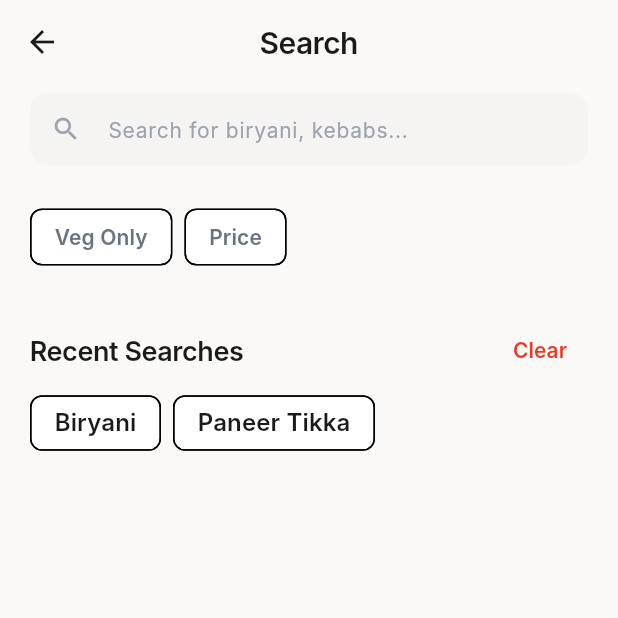
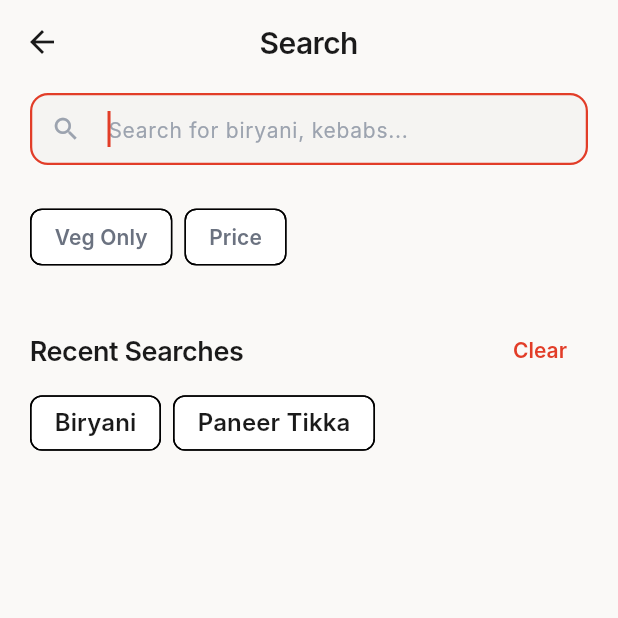
Before and after one commit to kunal-gswm/restau, a Flutter app: the screen it shows after launch, scrolled down 576 dp, after a tap on the "search" icon, on a phone screen of 412 x 824 dp, the top half of it. Run offline on Flutter 3.47's test engine with Material 3 defaults, Android fonts, the phone set to English and light mode, and no system bars; our stand-ins replace flutter_riverpod; network calls fail; Roboto replaces fonts that are missing (Inter).

Commit message:
chore: pre-audit baseline changes

```diff
--- a/lib/core/providers/settings_provider.dart
+++ b/lib/core/providers/settings_provider.dart
@@ -6,7 +6,7 @@ class SettingsState {
   final Locale locale;
 
   const SettingsState({
-    this.themeMode = ThemeMode.system,
+    this.themeMode = ThemeMode.light,
     this.locale = const Locale('en', 'US'),
   });
 
--- a/lib/features/profile/presentation/pages/contact_us_screen.dart
+++ b/lib/features/profile/presentation/pages/contact_us_screen.dart
@@ -1,6 +1,5 @@
 import 'package:flutter/material.dart';
 import '../../../../core/theme/app_colors.dart';
-import '../../../../core/theme/app_typography.dart';
 import '../../../../core/theme/app_spacing.dart';
 import '../../../../shared/widgets/primary_button.dart';
 
--- a/lib/features/profile/presentation/pages/notifications_settings_screen.dart
+++ b/lib/features/profile/presentation/pages/notifications_settings_screen.dart
@@ -27,21 +27,21 @@ class _NotificationsSettingsScreenState extends State<NotificationsSettingsScree
             title: Text('Order Updates', style: AppTypography.subtitle2(AppColors.textPrimary)),
             subtitle: Text('Get updates about your order status.', style: AppTypography.body2(AppColors.textSecondary)),
             value: _orderUpdates,
-            activeColor: AppColors.primary,
+            activeThumbColor: AppColors.primary,
             onChanged: (val) => setState(() => _orderUpdates = val),
           ),
           SwitchListTile(
             title: Text('Promotions & Offers', style: AppTypography.subtitle2(AppColors.textPrimary)),
             subtitle: Text('Receive exclusive deals and discounts.', style: AppTypography.body2(AppColors.textSecondary)),
             value: _promotions,
-            activeColor: AppColors.primary,
+            activeThumbColor: AppColors.primary,
             onChanged: (val) => setState(() => _promotions = val),
           ),
           SwitchListTile(
             title: Text('Newsletter', style: AppTypography.subtitle2(AppColors.textPrimary)),
             subtitle: Text('Weekly updates on new menu items.', style: AppTypography.body2(AppColors.textSecondary)),
             value: _newsletter,
-            activeColor: AppColors.primary,
+            activeThumbColor: AppColors.primary,
             onChanged: (val) => setState(() => _newsletter = val),
           ),
         ],
--- a/lib/features/profile/presentation/pages/profile_screen.dart
+++ b/lib/features/profile/presentation/pages/profile_screen.dart
@@ -18,7 +18,6 @@ import 'support_chat_screen.dart';
 import 'faq_screen.dart';
 import 'contact_us_screen.dart';
 import 'notifications_settings_screen.dart';
-import 'appearance_screen.dart';
 import 'language_screen.dart';
 
 class ProfileScreen extends ConsumerStatefulWidget {
@@ -298,7 +297,6 @@ class _ProfileScreenState extends ConsumerState<ProfileScreen> with TickerProvid
                   SettingsGroup(
                     children: [
                       SettingsTile(icon: Icons.notifications_outlined, title: 'Notifications', onTap: () => Navigator.push(context, MaterialPageRoute(builder: (_) => const NotificationsSettingsScreen()))),
-                      SettingsTile(icon: Icons.dark_mode_outlined, title: 'Appearance', onTap: () => Navigator.push(context, MaterialPageRoute(builder: (_) => const AppearanceScreen()))),
                       SettingsTile(icon: Icons.language_outlined, title: 'Language', onTap: () => Navigator.push(context, MaterialPageRoute(builder: (_) => const LanguageScreen()))),
                     ],
                   ),
--- a/lib/main.dart
+++ b/lib/main.dart
@@ -23,8 +23,7 @@ class KhanaApp extends ConsumerWidget {
       title: 'Khana App',
       debugShowCheckedModeBanner: false,
       theme: AppTheme.lightTheme,
-      darkTheme: AppTheme.darkTheme,
-      themeMode: settings.themeMode,
+      themeMode: ThemeMode.light,
       locale: settings.locale,
       home: const HomeScreen(),
     );
--- a/lib/shared/widgets/search_input.dart
+++ b/lib/shared/widgets/search_input.dart
@@ -11,14 +11,18 @@ class SearchInput extends StatelessWidget {
   final String hintText;
   final VoidCallback? onTap;
   final ValueChanged<String>? onChanged;
+  final ValueChanged<String>? onSubmitted;
   final bool isInteractive;
+  final bool autoFocus;
 
   const SearchInput({
     super.key,
     this.hintText = 'Search menu...',
     this.onTap,
     this.onChanged,
+    this.onSubmitted,
     this.isInteractive = false,
+    this.autoFocus = false,
   });
 
   @override
@@ -31,7 +35,9 @@ class SearchInput extends StatelessWidget {
           borderRadius: AppRadii.borderRadiusPill,
         ),
         child: TextField(
+          autofocus: autoFocus,
           onChanged: onChanged,
+          onSubmitted: onSubmitted,
           decoration: InputDecoration(
             hintText: hintText,
             hintStyle: AppTypography.body2(AppColors.textTertiary),
```
Also changed, not shown: lib/features/profile/presentation/pages/appearance_screen.dart (+9 -7 lines), lib/features/profile/presentation/pages/language_screen.dart (+9 -7 lines).
